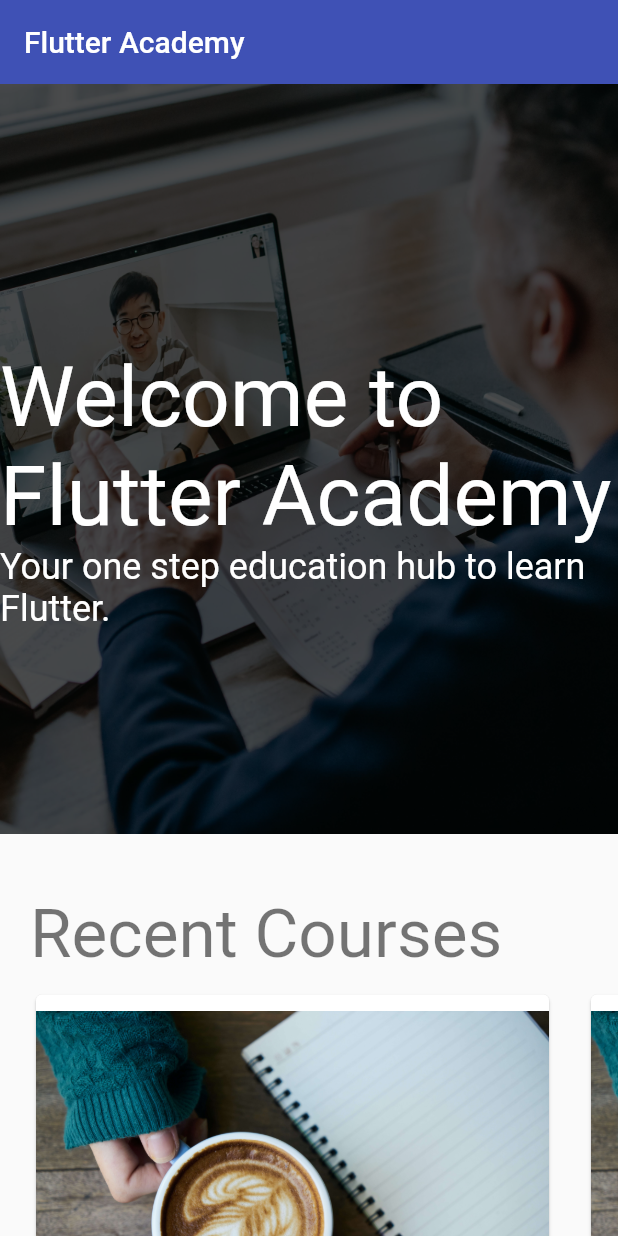
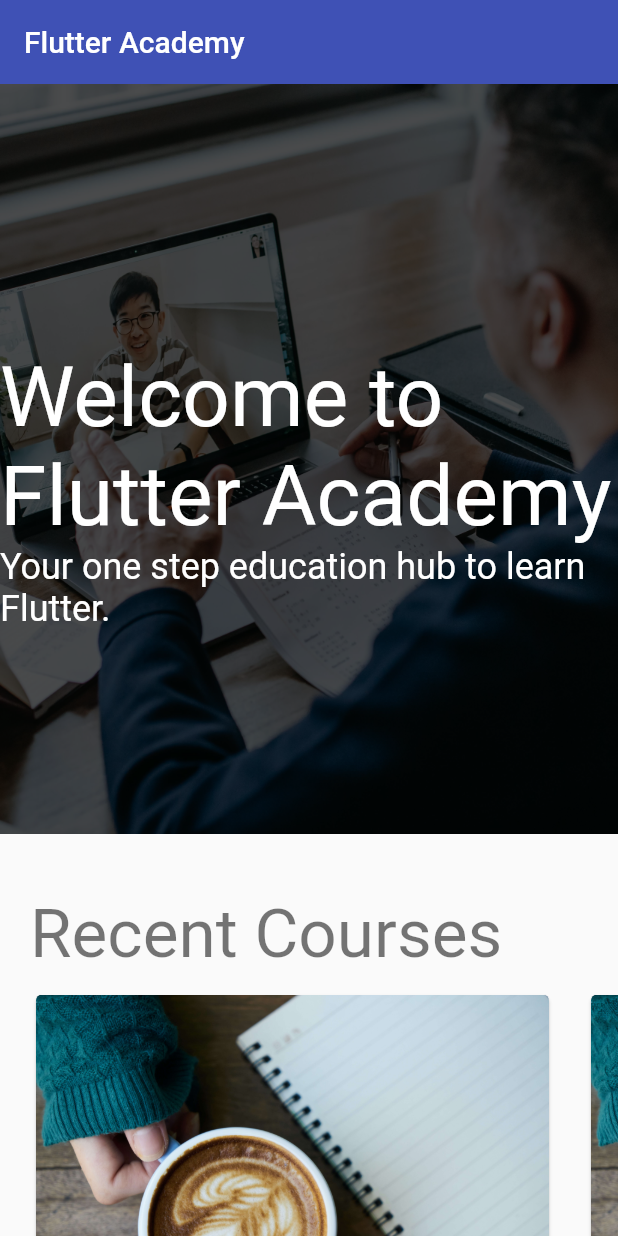
Before and after one commit to ahmnouira/flutter_academy, a Flutter app: the screen it shows after launch, on a phone screen of 412 x 824 dp. Run offline on Flutter 3.47's test engine with Material 2 defaults, Android fonts, the phone set to English and light mode, and no system bars; our stand-ins replace firebase_auth, firebase_core; accounts and stored records are empty.

Commit message:
fix: updated course_card widget

```diff
--- a/lib/src/widgets/course_card_widget.dart
+++ b/lib/src/widgets/course_card_widget.dart
@@ -19,22 +19,27 @@ class CourseCardWidget extends StatelessWidget {
     return SizedBox(
       width: 350.0,
       child: Card(
+          clipBehavior: Clip.antiAlias,
           // To the whole card clickable
           child: InkWell(
             onTap: onPressed,
-        child: Column(children: [
+            child: Column(
+                crossAxisAlignment: CrossAxisAlignment.stretch,
+                children: [
                   Image.asset(
                     image,
                     height: 250,
+                    fit: BoxFit.cover,
                   ),
-          const SizedBox(
-            height: 10.0,
+                  Padding(
+                    padding: const EdgeInsets.all(16.0),
+                    child: Text(title,
+                        style: Theme.of(context).textTheme.headline4),
                   ),
-          Text(title, style: Theme.of(context).textTheme.headline4),
-          const SizedBox(
-            height: 10.0,
-          ),
-          Text(description)
+                  Padding(
+                    padding: const EdgeInsets.all(16.0),
+                    child: Text(description),
+                  )
                 ]),
           )),
     );
```
Lines whose indentation alone changed are shown as unchanged.
